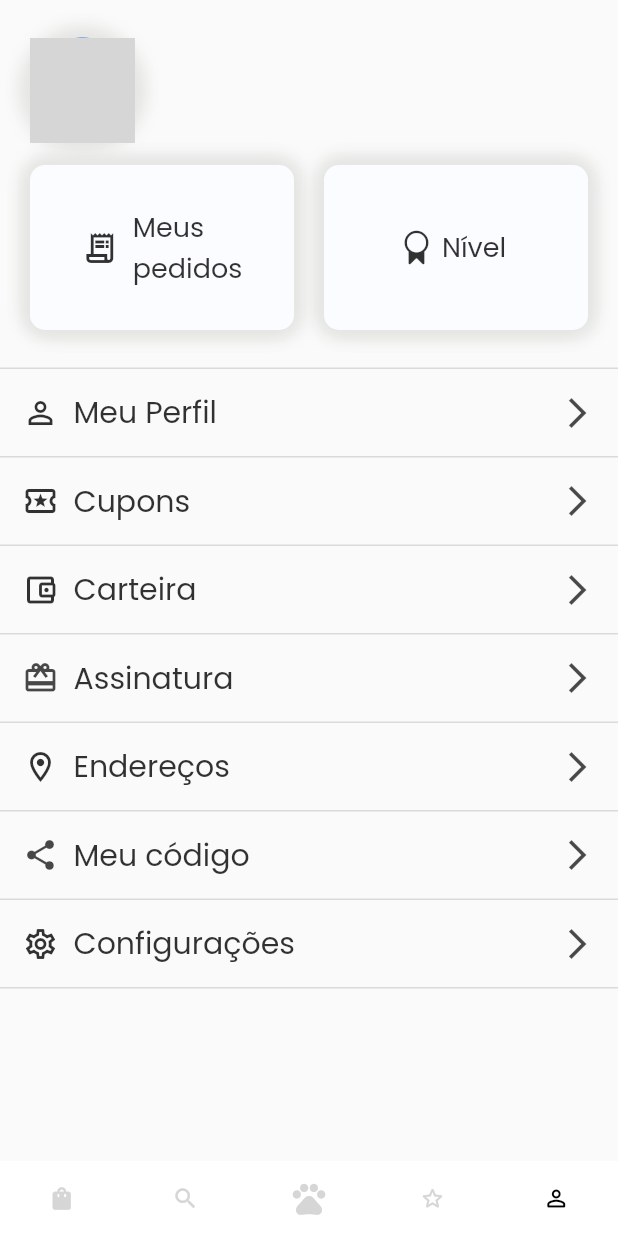
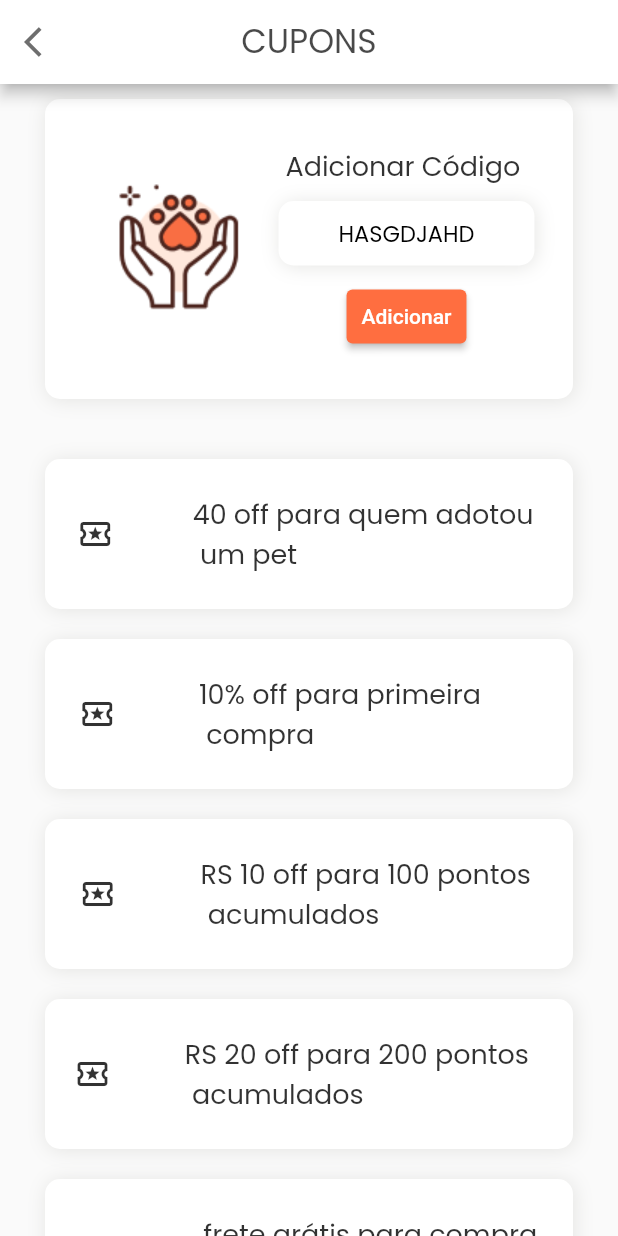
Before and after one commit to SauloVrS/Tier, a Flutter app: the TelaPerfilUsuario screen opened directly, item 2 of the bottom bar chosen, after a tap on the "person outline" icon, after a tap on "Cupons", on a phone screen of 412 x 824 dp. Run offline on Flutter 3.47's test engine with Material 2 defaults, Android fonts, the phone set to English and light mode, and no system bars; our stand-ins replace animated_splash_screen, carousel_slider, cloud_firestore, firebase_auth, firebase_core, font_awesome_flutter and 2 more; missing offline and left inert: dart:ffi; accounts and stored records are empty; network calls fail; grey boxes are pictures that could not be loaded.

Commit message:
Tela cupons e meu código

```diff
--- /dev/null
+++ b/lib/views/meu_perfil_pages/cupom_perfil.dart
@@ -0,0 +1,376 @@
+import 'package:flutter/cupertino.dart';
+import 'package:flutter/material.dart';
+import 'package:tier/widgets/bottom_nav_bar.dart';
+import 'package:tier/views/perfil_usuario.dart';
+import 'package:tier/views/main_lojas.dart';
+import 'package:google_fonts/google_fonts.dart';
+import 'package:tier/colors.dart';
+
+
+class Cupons extends StatefulWidget {
+  const Cupons({Key? key}) : super(key: key);
+
+  @override
+  State<Cupons> createState() => _CuponsState();
+}
+
+class _CuponsState extends State<Cupons> {
+  @override
+  Widget build(BuildContext context) {
+    return Scaffold(
+      appBar: AppBar(
+        backgroundColor: Colors.white,
+        title: Column(
+          children: [
+            Text('CUPONS',
+            style: GoogleFonts.poppins(
+              color: Color.fromRGBO(27, 27, 27, 0.8),
+              fontSize: 22,
+              fontWeight: FontWeight.w400,
+            ),
+            ),
+          ],
+        ),
+        centerTitle: true,
+        leading: IconButton(
+          onPressed: (){ Navigator.pushReplacement(context, MaterialPageRoute(
+            builder: (context) => TelaPerfilUsuario(),
+                ));
+          },
+          icon: const Icon( Icons.arrow_back_ios, color: Color(0xFF6E6E6E))
+      )
+      ),
+      body: ListView(
+        children: [
+          Center(
+            child: Container(
+              margin: const EdgeInsets.fromLTRB(0, 10, 0, 0),
+              height: 200,
+              width: (MediaQuery.of(context).size.width) - 60,
+              decoration:
+              BoxDecoration(
+              color: Colors.white,
+              borderRadius: BorderRadius.circular(10),
+              boxShadow: [
+                BoxShadow(
+                  blurRadius: 10,
+                  offset: const Offset(1, 1),
+                  color: AppColor.cinzaBranco,
+                ),
+              ]
+            ),
+
+             child: Column(
+               mainAxisAlignment: MainAxisAlignment.center,
+               children: [
+                 Row(
+                   mainAxisAlignment: MainAxisAlignment.center,
+                   children: [
+                     Image.asset(
+                         'images/img_cupom.png'
+                     ),
+
+                     Column(
+                       children: [
+                         RichText(
+                           text: TextSpan(
+                               text: 'Adicionar Código ',
+                               style: GoogleFonts.poppins(
+                                   fontSize: 18,
+                                   color: AppColor.textosPretos3),
+                               ),
+                         ),
+                         const SizedBox(height: 10,),
+                         Container(
+                          child:
+                          Text('HASGDJAHD',
+                            style: GoogleFonts.poppins(
+                            color: Colors.black,
+                            fontSize: 15,
+                            fontWeight: FontWeight.w400,
+                          ),),
+                          padding: EdgeInsets.fromLTRB(40, 10, 40, 10),
+                           decoration: BoxDecoration(
+                               color: Colors.white,
+                               borderRadius: BorderRadius.circular(10),
+                               boxShadow: [
+                                 BoxShadow(
+                                   blurRadius: 10,
+                                   offset: const Offset(1, 1),
+                                   color: AppColor.cinzaBranco,
+                                 ),
+                               ]
+                           ),
+                         ),
+                         const SizedBox(height: 10,),
+                         ElevatedButton(
+                           onPressed: (){
+                             Navigator.pushReplacement(context,
+                                 MaterialPageRoute(
+                                   builder: (context) => MainLojas(),//não vai pra aí no fim
+                                 )
+                             );
+                           },
+                           child: Text('Adicionar'),
+                           style: ElevatedButton.styleFrom(
+                             primary: Colors.deepOrangeAccent,
+                             padding: EdgeInsets.all(10.0),
+
+                           ),
+                         ),
+
+                       ],
+                     ),
+
+                   ],
+                 )
+               ],
+             ),
+          ),
+          ),
+          Center(
+              child: Container(
+                margin: const EdgeInsets.fromLTRB(0, 40, 0, 0),
+                height: 100,
+                width: (MediaQuery.of(context).size.width) - 60,
+                decoration: BoxDecoration(
+                  color: Colors.white,
+                  borderRadius: BorderRadius.circular(10),
+                    boxShadow: [
+                      BoxShadow(
+                        blurRadius: 10,
+                        offset: const Offset(1, 1),
+                        color: AppColor.cinzaBranco,
+                      ),
+                    ]
+                ),
+                child: Column(
+                  mainAxisAlignment: MainAxisAlignment.center,
+                  children: [
+                    Row(
+                      mainAxisAlignment: MainAxisAlignment.spaceEvenly,
+                      children: [
+                        Icon(
+                          Icons.local_activity_outlined,
+                          color: AppColor.textosPretos3,
+                        ),
+                        const SizedBox(
+                          width: 10,
+                        ),
+                        RichText(
+                          text: TextSpan(
+                              text: '40 off para quem adotou \n',
+                              style: GoogleFonts.poppins(
+                                  fontSize: 18,
+                                  color: AppColor.textosPretos3),
+                              children:
+                              const [
+                                TextSpan(
+                                  text: ' um pet',
+                                )
+                              ]),
+                        )
+                      ],
+                    )
+                  ],
+                ),
+              )
+          ),
+          Center(
+              child: Container(
+                margin: const EdgeInsets.fromLTRB(0, 20, 0, 0),
+                height: 100,
+                width: (MediaQuery.of(context).size.width) - 60,
+                decoration: BoxDecoration(
+                  color: Colors.white,
+                  borderRadius: BorderRadius.circular(10),
+                    boxShadow: [
+                      BoxShadow(
+                        blurRadius: 10,
+                        offset: const Offset(1, 1),
+                        color: AppColor.cinzaBranco,
+                      ),
+                    ]
+                ),
+                child: Column(
+                  mainAxisAlignment: MainAxisAlignment.center,
+                  children: [
+                    Row(
+                      mainAxisAlignment: MainAxisAlignment.spaceEvenly,
+                      children: [
+                        Icon(
+                          Icons.local_activity_outlined,
+                          color: AppColor.textosPretos3,
+                        ),
+                        const SizedBox(
+                          width: 10,
+                        ),
+                        RichText(
+                          text: TextSpan(
+                              text: '10% off para primeira        \n',
+                              style: GoogleFonts.poppins(
+                                  fontSize: 18,
+                                  color: AppColor.textosPretos3),
+                              children:
+                              const [
+                                TextSpan(
+                                  text: ' compra',
+                                )
+                              ]),
+                        )
+                      ],
+                    )
+                  ],
+                ),
+              )
+          ),
+          Center(
+              child: Container(
+                margin: const EdgeInsets.fromLTRB(0, 20, 0, 0),
+                height: 100,
+                width: (MediaQuery.of(context).size.width) - 60,
+                decoration: BoxDecoration(
+                  color: Colors.white,
+                  borderRadius: BorderRadius.circular(10),
+                    boxShadow: [
+                      BoxShadow(
+                        blurRadius: 10,
+                        offset: const Offset(1, 1),
+                        color: AppColor.cinzaBranco,
+                      ),
+                    ]
+                ),
+                child: Column(
+                  mainAxisAlignment: MainAxisAlignment.center,
+                  children: [
+                    Row(
+                      mainAxisAlignment: MainAxisAlignment.spaceEvenly,
+                      children: [
+                        Icon(
+                          Icons.local_activity_outlined,
+                          color: AppColor.textosPretos3,
+                        ),
+                        const SizedBox(
+                          width: 10,
+                        ),
+                        RichText(
+                          text: TextSpan(
+                              text: 'RS 10 off para 100 pontos \n',
+                              style: GoogleFonts.poppins(
+                                  fontSize: 18,
+                                  color: AppColor.textosPretos3),
+                              children:
+                              const [
+                                TextSpan(
+                                  text: ' acumulados',
+                                )
+                              ]),
+                        )
+                      ],
+                    )
+
+                  ],
+                ),
+              )
+          ),
+          Center(
+              child: Container(
+                margin: const EdgeInsets.fromLTRB(0, 20, 0, 0),
+                height: 100,
+                width: (MediaQuery.of(context).size.width) - 60,
+                decoration: BoxDecoration(
+                  color: Colors.white,
+                  borderRadius: BorderRadius.circular(10),
+                    boxShadow: [
+                      BoxShadow(
+                        blurRadius: 10,
+                        offset: const Offset(1, 1),
+                        color: AppColor.cinzaBranco,
+                      ),
+                    ]
+                ),
+                child: Column(
+                  mainAxisAlignment: MainAxisAlignment.center,
+                  children: [
+                    Row(
+                      mainAxisAlignment: MainAxisAlignment.spaceEvenly,
+                      children: [
+                        Icon(
+                          Icons.local_activity_outlined,
+                          color: AppColor.textosPretos3,
+                        ),
+                        const SizedBox(
+                          width: 10,
+                        ),
+                        RichText(
+                          text: TextSpan(
+                              text: 'RS 20 off para 200 pontos  \n',
+                              style: GoogleFonts.poppins(
+                                  fontSize: 18,
+                                  color: AppColor.textosPretos3),
+                              children:
+                              const [
+                                TextSpan(
+                                  text: ' acumulados',
+                                )
+                              ]),
+                        )
+                      ],
+                    )
+                  ],
+                ),
+              )
+          ),
+          Center(
+              child: Container(
+                margin: const EdgeInsets.fromLTRB(0, 20, 0, 0),
+                height: 100,
+                width: (MediaQuery.of(context).size.width) - 60,
+                decoration: BoxDecoration(
+                  color: Colors.white,
+                  borderRadius: BorderRadius.circular(10),
+                    boxShadow: [
+                      BoxShadow(
+                        blurRadius: 10,
+                        offset: const Offset(1, 1),
+                        color: AppColor.cinzaBranco,
+                      ),
+                    ]
+                ),
+                child: Column(
+                  mainAxisAlignment: MainAxisAlignment.center,
+                  children: [
+                    Row(
+                      mainAxisAlignment: MainAxisAlignment.spaceEvenly,
+                      children: [
+                        Icon(
+                          Icons.local_activity_outlined,
+                          color: AppColor.textosPretos3,
+                        ),
+                        const SizedBox(
+                          width: 10,
+                        ),
+                        RichText(
+                          text: TextSpan(
+                              text: 'frete grátis para compra\n',
+                              style: GoogleFonts.poppins(
+                                  fontSize: 18,
+                                  color: AppColor.textosPretos3),
+                              children:
+                              const [
+                                TextSpan(
+                                  text: ' acima de  RS 100',
+                                )
+                              ]),
+                        )
+                      ],
+                    )
+                  ],
+                ),
+              )
+          ),
+         ]),
+
+    );
+}
+}
--- a/lib/views/perfil_usuario.dart
+++ b/lib/views/perfil_usuario.dart
@@ -1,6 +1,8 @@
 import 'package:flutter/cupertino.dart';
 import 'package:flutter/material.dart';
 import 'package:google_fonts/google_fonts.dart';
+import 'package:tier/views/meu_perfil_pages/cupom_perfil.dart';
+import 'package:tier/views/meu_perfil_pages/meu_codigo_perfil.dart';
 
 import '../colors.dart';
 import '../widgets/bottom_nav_bar.dart';
@@ -344,7 +346,10 @@ class _TelaPerfilUsuarioState extends State<TelaPerfilUsuario> {
               ),
             ),
             GestureDetector(
-              onTap: () {},
+              onTap: () {
+                Navigator.pushReplacement(context,
+                    MaterialPageRoute(builder: (context) => Cupons()));
+              },
               child: Container(
                 height: 59,
                 child: Column(
@@ -532,7 +537,10 @@ class _TelaPerfilUsuarioState extends State<TelaPerfilUsuario> {
               ),
             ),
             GestureDetector(
-              onTap: () {},
+              onTap: () {
+                Navigator.pushReplacement(context,
+                    MaterialPageRoute(builder: (context) => Meu_cupom()));
+              },
               child: Container(
                 height: 59,
                 child: Column(
```
Also changed, not shown: lib/views/meu_perfil_pages/meu_codigo_perfil.dart (added, +201 -0 lines), images/img_cupom.png (added), images/meu_codigo.png (added).
